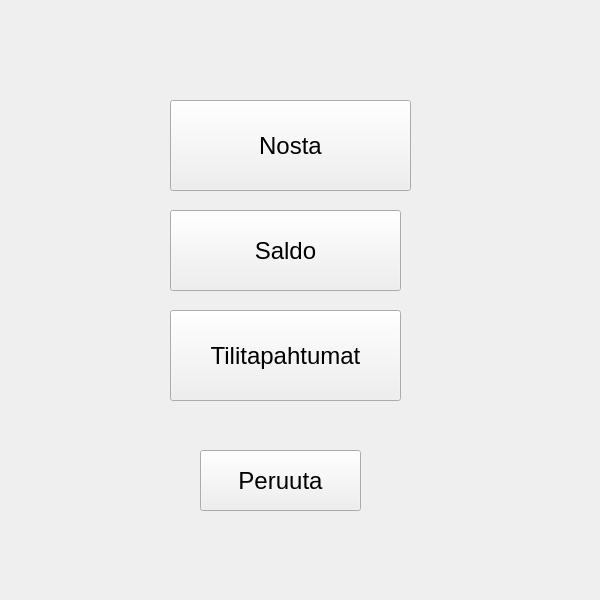
This is PankkiProjekti/valikko.ui in tvt20kmo-ohjelmistokehitysprojekti/Group8 as Qt 5 draws it before an edit. The edited form follows.
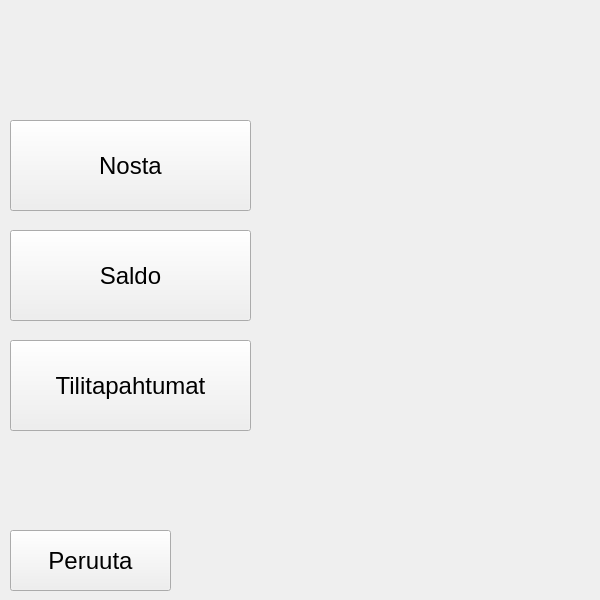
This is the edited form.

Patch:
```diff
--- a/PankkiProjekti/valikko.ui
+++ b/PankkiProjekti/valikko.ui
@@ -16,8 +16,8 @@
   <widget class="QPushButton" name="btnNosta">
    <property name="geometry">
     <rect>
-     <x>170</x>
-     <y>100</y>
+     <x>10</x>
+     <y>120</y>
      <width>241</width>
      <height>91</height>
     </rect>
@@ -34,10 +34,10 @@
   <widget class="QPushButton" name="btnSaldo">
    <property name="geometry">
     <rect>
-     <x>170</x>
-     <y>210</y>
-     <width>231</width>
-     <height>81</height>
+     <x>10</x>
+     <y>230</y>
+     <width>241</width>
+     <height>91</height>
     </rect>
    </property>
    <property name="font">
@@ -52,9 +52,9 @@
   <widget class="QPushButton" name="btnTilitapahtumat">
    <property name="geometry">
     <rect>
-     <x>170</x>
-     <y>310</y>
-     <width>231</width>
+     <x>10</x>
+     <y>340</y>
+     <width>241</width>
      <height>91</height>
     </rect>
    </property>
@@ -70,8 +70,8 @@
   <widget class="QPushButton" name="btnPeruuta">
    <property name="geometry">
     <rect>
-     <x>200</x>
-     <y>450</y>
+     <x>10</x>
+     <y>530</y>
      <width>161</width>
      <height>61</height>
     </rect>
@@ -85,6 +85,37 @@
     <string>Peruuta</string>
    </property>
   </widget>
+  <widget class="QLabel" name="labelNaytaSaldo">
+   <property name="geometry">
+    <rect>
+     <x>300</x>
+     <y>230</y>
+     <width>291</width>
+     <height>91</height>
+    </rect>
+   </property>
+   <property name="font">
+    <font>
+     <pointsize>18</pointsize>
+    </font>
+   </property>
+   <property name="text">
+    <string/>
+   </property>
+  </widget>
+  <widget class="QLabel" name="labelTilitapahtumat">
+   <property name="geometry">
+    <rect>
+     <x>300</x>
+     <y>120</y>
+     <width>291</width>
+     <height>311</height>
+    </rect>
+   </property>
+   <property name="text">
+    <string/>
+   </property>
+  </widget>
  </widget>
  <resources/>
  <connections/>
```
